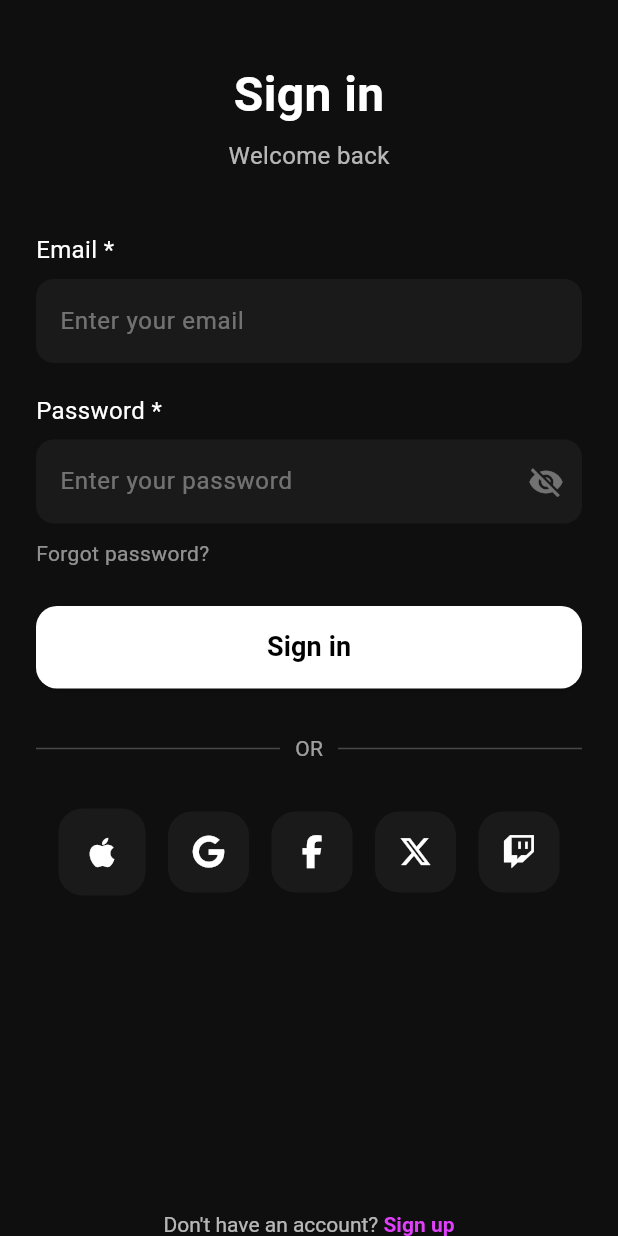
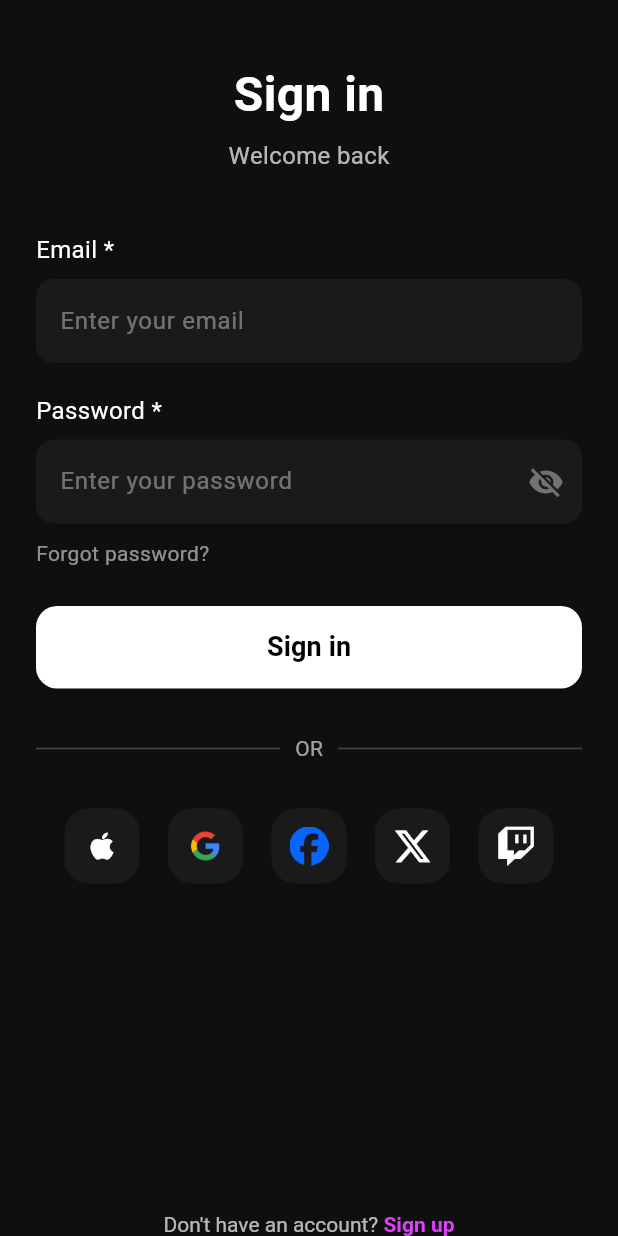
Before and after one commit to ranjithkumar-gitch/harmanapp, a Flutter app: the screen it shows after launch, on a phone screen of 412 x 824 dp. Run offline on Flutter 3.47's test engine with Material 3 defaults, Android fonts, the phone set to English and light mode, and no system bars; our stand-ins replace font_awesome_flutter, google_fonts.

Commit message:
social media icons updated

```diff
--- a/lib/LoginScreen.dart
+++ b/lib/LoginScreen.dart
@@ -129,17 +129,69 @@ class Loginscreen extends StatelessWidget {
 
               const SizedBox(height: 30),
 
+              // Row(
+              //   mainAxisAlignment: MainAxisAlignment.spaceEvenly,
+              //   children: [
+              //     _SocialIcon(icon: Icons.apple),
+              //     // _SocialIcon(icon: FontAwesomeIcons.google, size: 22),
+              //     SocialIcon(
+              //       child: Image.asset(
+              //         'assets/google1.png',
+              //         width: 30,
+              //         height: 30,
+              //       ),
+              //     ),
+              //     SocialIcon(
+              //       child: Image.asset(
+              //         'assets/facebook.png',
+              //         width: 30,
+              //         height: 30,
+              //       ),
+              //     ),
+
+              //     // _SocialIcon(icon: FontAwesomeIcons.facebookF, size: 22),
+              //     _SocialIcon(icon: FontAwesomeIcons.xTwitter, size: 22),
+              //     _SocialIcon(icon: FontAwesomeIcons.twitch, size: 22),
+              //   ],
+              // ),
               Row(
                 mainAxisAlignment: MainAxisAlignment.spaceEvenly,
-                children: const [
-                  _SocialIcon(icon: Icons.apple),
-                  _SocialIcon(icon: FontAwesomeIcons.google, size: 22),
-                  _SocialIcon(icon: FontAwesomeIcons.facebookF, size: 22),
-                  _SocialIcon(icon: FontAwesomeIcons.xTwitter, size: 22),
-                  _SocialIcon(icon: FontAwesomeIcons.twitch, size: 22),
+                children: [
+                  SocialIcon(child: Icon(Icons.apple, color: Colors.white)),
+
+                  SocialIcon(
+                    child: Image.asset(
+                      'assets/google1.png',
+                      width: 30,
+                      height: 30,
+                    ),
+                  ),
+
+                  SocialIcon(
+                    child: Image.asset(
+                      'assets/facebook.png',
+                      width: 26,
+                      height: 26,
+                    ),
+                  ),
+
+                  SocialIcon(
+                    child: Icon(
+                      FontAwesomeIcons.xTwitter,
+                      color: Colors.white,
+                      size: 26,
+                    ),
+                  ),
+
+                  SocialIcon(
+                    child: Icon(
+                      FontAwesomeIcons.twitch,
+                      color: Colors.white,
+                      size: 26,
+                    ),
+                  ),
                 ],
               ),
-
               const Spacer(),
 
               Center(
@@ -176,6 +228,27 @@ class Loginscreen extends StatelessWidget {
   }
 }
 
+class SocialIcon extends StatelessWidget {
+  final Widget child;
+  final double size;
+
+  const SocialIcon({super.key, required this.child, this.size = 26});
+
+  @override
+  Widget build(BuildContext context) {
+    return Container(
+      width: size + 24,
+      height: size + 24,
+      decoration: BoxDecoration(
+        color: const Color(0xFF1A1A1A),
+        borderRadius: BorderRadius.circular(16),
+      ),
+      alignment: Alignment.center,
+      child: child,
+    );
+  }
+}
+
 class _SocialIcon extends StatelessWidget {
   final IconData icon;
   final double size;
--- a/pubspec.yaml
+++ b/pubspec.yaml
@@ -60,8 +60,8 @@ flutter:
   uses-material-design: true
 
   # To add assets to your application, add an assets section, like this:
-  # assets:
-  #   - images/a_dot_burr.jpeg
+  assets:
+    - assets/
   #   - images/a_dot_ham.jpeg
 
   # An image asset can refer to one or more resolution-specific "variants", see
```
Also changed, not shown: assets/facebook.png (added), assets/google.png (added), assets/google1.png (added).
